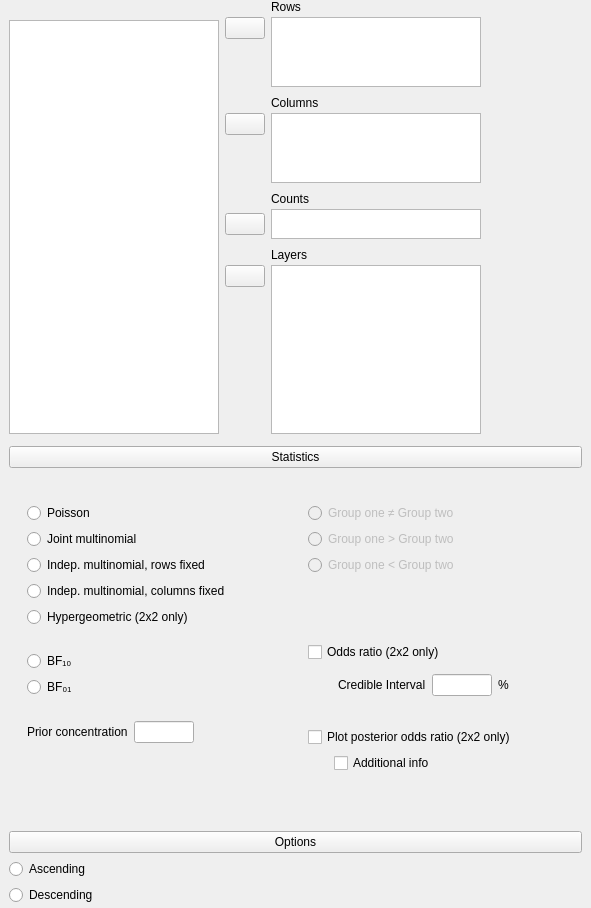
The window that JASP-Desktop/analysisforms/crosstabsbayesianform.ui (jasp-stats/jasp-desktop) describes before a commit, drawn with Qt 5.
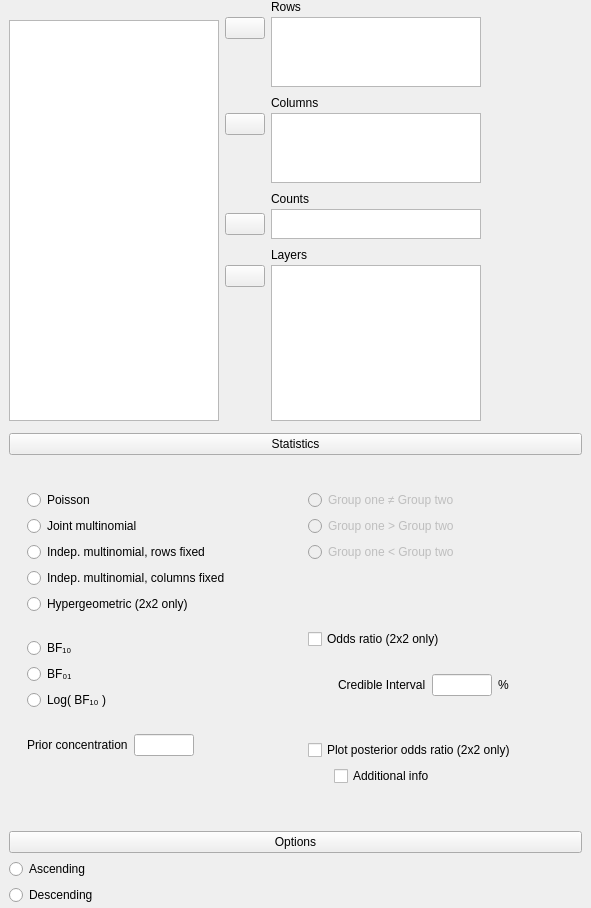
The same window after the commit. Custom widgets are drawn as their Qt base class.

Patch:
```diff
--- a/JASP-Desktop/analysisforms/crosstabsbayesianform.ui
+++ b/JASP-Desktop/analysisforms/crosstabsbayesianform.ui
@@ -214,6 +214,13 @@
               </property>
              </widget>
             </item>
+            <item row="2" column="0">
+             <widget class="QRadioButton" name="_3LBF10">
+              <property name="text">
+               <string>Log( BF₁₀ )</string>
+              </property>
+             </widget>
+            </item>
            </layout>
           </widget>
          </item>
@@ -792,11 +799,6 @@
    <extends>QListView</extends>
    <header>widgets/boundlistview.h</header>
   </customwidget>
-  <customwidget>
-   <class>ExpanderButton</class>
-   <extends>QPushButton</extends>
-   <header>widgets/expanderbutton.h</header>
-  </customwidget>
   <customwidget>
    <class>BoundCheckBox</class>
    <extends>QCheckBox</extends>
@@ -813,6 +815,11 @@
    <header>widgets/boundgroupbox.h</header>
    <container>1</container>
   </customwidget>
+  <customwidget>
+   <class>ExpanderButton</class>
+   <extends>QPushButton</extends>
+   <header>widgets/expanderbutton.h</header>
+  </customwidget>
  </customwidgets>
  <resources/>
  <connections>
```
